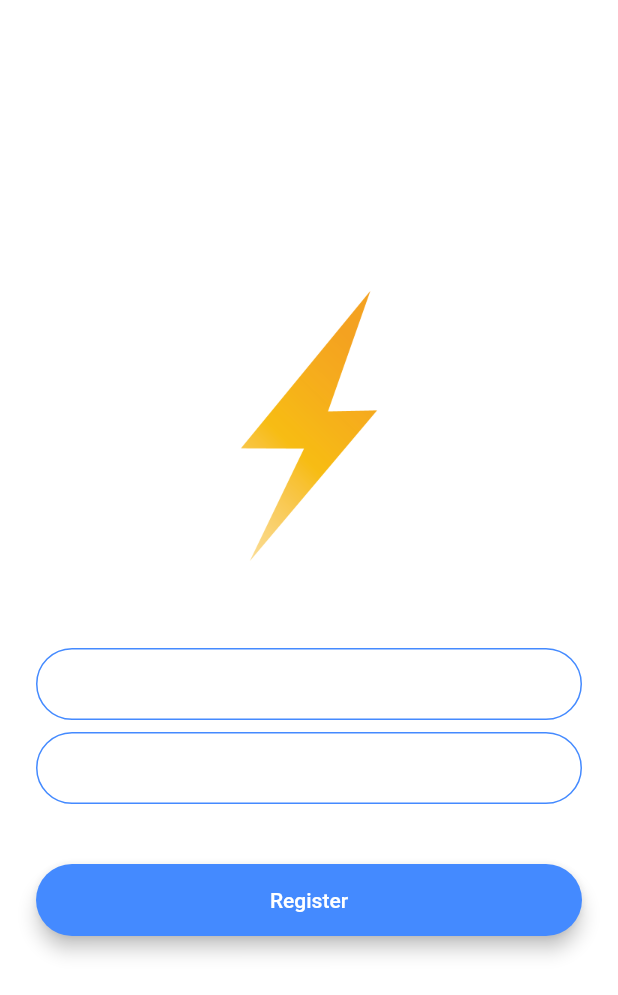
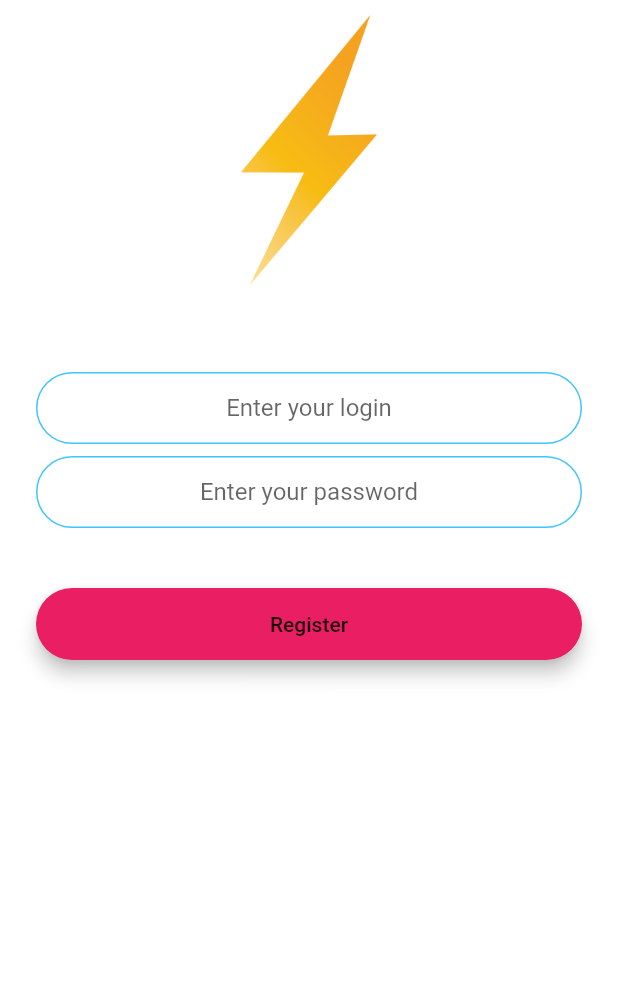
Before and after one commit to udrepo/group_chat_app, a Flutter app: the screen it shows after launch, after a tap on "Register", on a phone screen of 412 x 824 dp. Shown: the top 995 px of the screen. Run offline on Flutter 3.47's test engine with Material 2 defaults, Android fonts, the phone set to English and light mode, and no system bars; our stand-ins replace animated_text_kit, firebase_auth; accounts and stored records are empty.

Commit message:
added registration

```diff
--- a/lib/consts.dart
+++ b/lib/consts.dart
@@ -17,3 +17,22 @@ const kMessageContainerDecoration = BoxDecoration(
     top: BorderSide(color: Colors.lightBlueAccent, width: 2.0),
   ),
 );
+
+const kTextFieldDecoration = InputDecoration(
+  hintText: '',
+  contentPadding:
+  EdgeInsets.symmetric(vertical: 10.0, horizontal: 20.0),
+  border: OutlineInputBorder(
+    borderRadius: BorderRadius.all(Radius.circular(32.0)),
+  ),
+  enabledBorder: OutlineInputBorder(
+    borderSide:
+    BorderSide(color: Colors.lightBlueAccent, width: 1.0),
+    borderRadius: BorderRadius.all(Radius.circular(32.0)),
+  ),
+  focusedBorder: OutlineInputBorder(
+    borderSide:
+    BorderSide(color: Colors.lightBlueAccent, width: 2.0),
+    borderRadius: BorderRadius.all(Radius.circular(32.0)),
+  ),
+);
--- a/lib/main.dart
+++ b/lib/main.dart
@@ -10,11 +10,6 @@ class GroupChat extends StatelessWidget {
   @override
   Widget build(BuildContext context) {
     return MaterialApp(
-      theme: ThemeData.dark().copyWith(
-        textTheme: TextTheme(
-          body1: TextStyle(color: Colors.black54),
-        ),
-      ),
       home: WelcomeScreen(),
       routes: {
         LoginScreen.routeName: (context) => LoginScreen(),
--- a/lib/screens/registration_screen.dart
+++ b/lib/screens/registration_screen.dart
@@ -1,4 +1,10 @@
+import 'package:firebase_auth/firebase_auth.dart';
 import 'package:flutter/material.dart';
+import 'package:group_chat_app/screens/chat_screen.dart';
+import 'package:group_chat_app/widgets/LoginButton.dart';
+
+import '../consts.dart';
+import 'login_screen.dart';
 
 class RegistrationScreen extends StatefulWidget {
   static const routeName = '/registration';
@@ -8,11 +14,18 @@ class RegistrationScreen extends StatefulWidget {
 }
 
 class _RegistrationScreenState extends State<RegistrationScreen> {
+  final _auth = FirebaseAuth.instance;
+
+  String email;
+  String password;
+
   @override
   Widget build(BuildContext context) {
     return Scaffold(
       backgroundColor: Colors.white,
-      body: Padding(
+      body: SingleChildScrollView(
+        physics: NeverScrollableScrollPhysics(),
+        child: Padding(
           padding: EdgeInsets.symmetric(horizontal: 24.0),
           child: Column(
             mainAxisAlignment: MainAxisAlignment.center,
@@ -29,73 +42,45 @@ class _RegistrationScreenState extends State<RegistrationScreen> {
                 height: 48.0,
               ),
               TextField(
+                  textAlign: TextAlign.center,
+                  keyboardType: TextInputType.emailAddress,
                   onChanged: (value) {
-                //Do something with the user input.
+                    email = value;
                   },
-              decoration: InputDecoration(
-                hintText: 'Enter your email',
-                contentPadding:
-                EdgeInsets.symmetric(vertical: 10.0, horizontal: 20.0),
-                border: OutlineInputBorder(
-                  borderRadius: BorderRadius.all(Radius.circular(32.0)),
-                ),
-                enabledBorder: OutlineInputBorder(
-                  borderSide: BorderSide(color: Colors.blueAccent, width: 1.0),
-                  borderRadius: BorderRadius.all(Radius.circular(32.0)),
-                ),
-                focusedBorder: OutlineInputBorder(
-                  borderSide: BorderSide(color: Colors.blueAccent, width: 2.0),
-                  borderRadius: BorderRadius.all(Radius.circular(32.0)),
-                ),
-              ),
-            ),
+                  decoration: kTextFieldDecoration.copyWith(
+                      hintText: 'Enter your login')),
               SizedBox(
                 height: 8.0,
               ),
               TextField(
+                  obscureText: true,
+                  textAlign: TextAlign.center,
                   onChanged: (value) {
-                //Do something with the user input.
+                    password = value;
                   },
-              decoration: InputDecoration(
-                hintText: 'Enter your password',
-                contentPadding:
-                EdgeInsets.symmetric(vertical: 10.0, horizontal: 20.0),
-                border: OutlineInputBorder(
-                  borderRadius: BorderRadius.all(Radius.circular(32.0)),
-                ),
-                enabledBorder: OutlineInputBorder(
-                  borderSide: BorderSide(color: Colors.blueAccent, width: 1.0),
-                  borderRadius: BorderRadius.all(Radius.circular(32.0)),
-                ),
-                focusedBorder: OutlineInputBorder(
-                  borderSide: BorderSide(color: Colors.blueAccent, width: 2.0),
-                  borderRadius: BorderRadius.all(Radius.circular(32.0)),
-                ),
-              ),
-            ),
+                  decoration: kTextFieldDecoration.copyWith(
+                      hintText: 'Enter your password')),
               SizedBox(
                 height: 24.0,
               ),
-            Padding(
-              padding: EdgeInsets.symmetric(vertical: 16.0),
-              child: Material(
-                color: Colors.blueAccent,
-                borderRadius: BorderRadius.all(Radius.circular(30.0)),
-                elevation: 5.0,
-                child: MaterialButton(
-                  onPressed: () {
-                    //Implement registration functionality.
+              LoginButton(
+                text: 'Register',
+                color: Colors.pink,
+                onTap: () async {
+                  try{
+                    final newUser = await _auth.createUserWithEmailAndPassword(
+                        email: email, password: password);
+                    if(newUser != null){
+                      Navigator.pushNamed(context, ChatScreen.routeName);
+                    }
+                  }catch(e){
+                    print(e);
+                  }
+
                 },
-                  minWidth: 200.0,
-                  height: 42.0,
-                  child: Text(
-                    'Register',
-                    style: TextStyle(color: Colors.white),
-                  ),
-                ),
-              ),
               ),
             ],
+          ),
         ),
       ),
     );
--- a/lib/screens/welcome_screen.dart
+++ b/lib/screens/welcome_screen.dart
@@ -1,6 +1,8 @@
+import 'package:animated_text_kit/animated_text_kit.dart';
 import 'package:flutter/material.dart';
 import 'package:group_chat_app/screens/login_screen.dart';
 import 'package:group_chat_app/screens/registration_screen.dart';
+import 'package:group_chat_app/widgets/LoginButton.dart';
 
 class WelcomeScreen extends StatefulWidget {
   static const routeName = '/';
@@ -24,9 +26,8 @@ class _WelcomeScreenState extends State<WelcomeScreen> with SingleTickerProvider
 
     controller.forward();
     controller.addListener(() {
-      setState(() {
+      setState(() {});
       });
-      print(controller.value);});
   }
 
   @override
@@ -48,54 +49,32 @@ class _WelcomeScreenState extends State<WelcomeScreen> with SingleTickerProvider
                     height: animation.value * 60,
                   ),
                 ),
-                Text(
-                  'Flash Chat',
-                   style: TextStyle(
-                    fontSize: 45.0,
-                    fontWeight: FontWeight.w900,
-                  ),
+                AnimatedTextKit(
+                  animatedTexts: [
+                    TypewriterAnimatedText(
+                      'Jyldam chat',
+                      textStyle: TextStyle(
+                        fontSize: 45.0,
+                        fontWeight: FontWeight.w900,
+                      ),
+                      speed: const Duration(milliseconds: 100),
+                    ),
+                  ],
+                  pause: const Duration(milliseconds: 700),
+                  displayFullTextOnTap: true,
+                  stopPauseOnTap: true,
                 ),
               ],
             ),
             SizedBox(
               height: 48.0,
             ),
-            Padding(
-              padding: EdgeInsets.symmetric(vertical: 16.0),
-              child: Material(
-                elevation: 5.0,
-                color: Colors.lightBlueAccent,
-                borderRadius: BorderRadius.circular(30.0),
-                child: MaterialButton(
-                  onPressed: () {
-                    Navigator.pushNamed(context, LoginScreen.routeName);
-                  },
-                  minWidth: 200.0,
-                  height: 42.0,
-                  child: Text(
-                    'Log In',
-                  ),
-                ),
-              ),
-            ),
-            Padding(
-              padding: EdgeInsets.symmetric(vertical: 16.0),
-              child: Material(
-                color: Colors.blueAccent,
-                borderRadius: BorderRadius.circular(30.0),
-                elevation: 5.0,
-                child: MaterialButton(
-                  onPressed: () {
-                    Navigator.pushNamed(context, RegistrationScreen.routeName);
-                  },
-                  minWidth: 200.0,
-                  height: 42.0,
-                  child: Text(
-                    'Register',
-                  ),
-                ),
-              ),
-            ),
+            LoginButton(text: 'Log in', color: Colors.pink, onTap: (){
+              Navigator.pushNamed(context, LoginScreen.routeName);
+            },),
+           LoginButton(text: 'Register', color: Colors.pinkAccent, onTap: (){
+             Navigator.pushNamed(context, RegistrationScreen.routeName);
+           })
           ],
         ),
       ),
--- /dev/null
+++ b/lib/widgets/LoginButton.dart
@@ -0,0 +1,29 @@
+import 'package:flutter/material.dart';
+import 'package:group_chat_app/screens/login_screen.dart';
+
+class LoginButton extends StatelessWidget {
+
+  final String text;
+  final Color color;
+  final Function onTap;
+
+  LoginButton({@required this.text, @required this.color, @required this.onTap});
+
+  @override
+  Widget build(BuildContext context) {
+    return Padding(
+      padding: EdgeInsets.symmetric(vertical: 16.0),
+      child: Material(
+        elevation: 5.0,
+        color: color,
+        borderRadius: BorderRadius.circular(30.0),
+        child: MaterialButton(
+          onPressed: onTap,
+          minWidth: 200.0,
+          height: 42.0,
+          child: Text(text),
+        ),
+      ),
+    );
+  }
+}
--- a/pubspec.yaml
+++ b/pubspec.yaml
@@ -23,6 +23,10 @@ environment:
 dependencies:
   flutter:
     sdk: flutter
+  animated_text_kit: ^4.2.0
+  firebase_core: ^1.0.4
+  firebase_auth: ^1.1.1
+  cloud_firestore: ^1.0.6
 
 
   # The following adds the Cupertino Icons font to your application.
```
Also changed, not shown: lib/screens/login_screen.dart (+20 -55 lines), pubspec.lock, 3 other files. Lines whose indentation alone changed are shown as unchanged.
